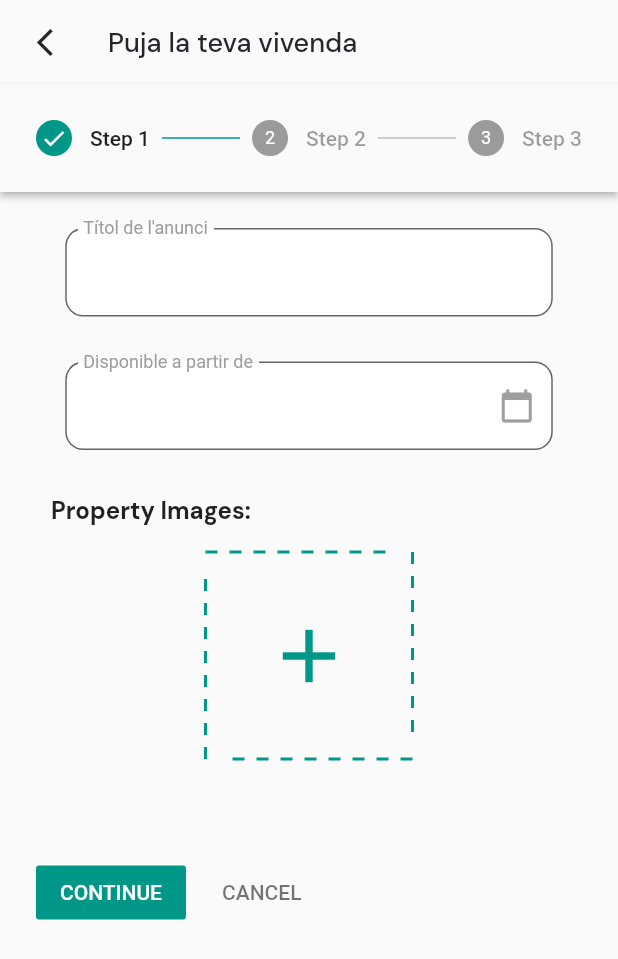
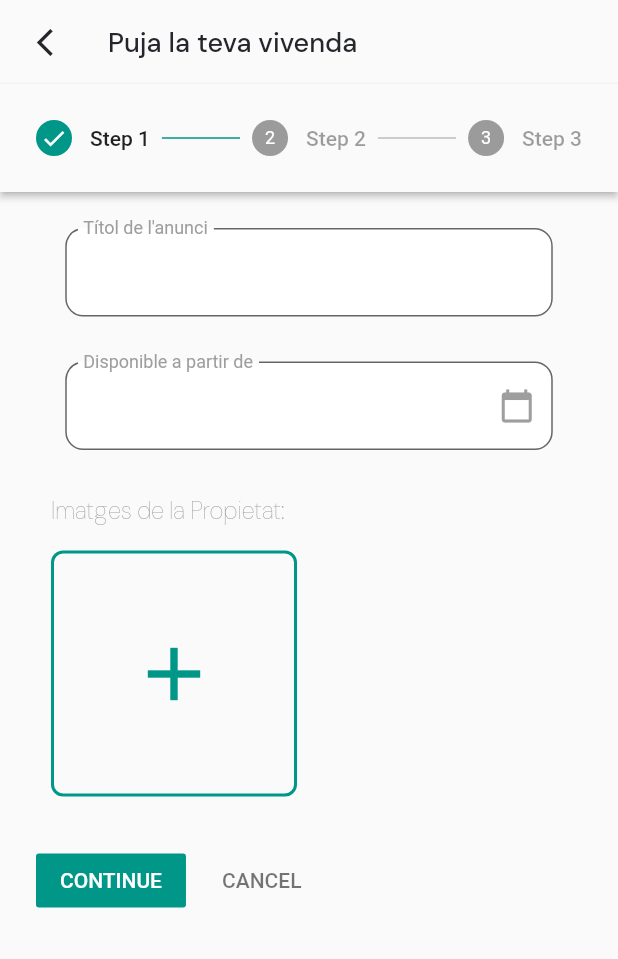
Before and after one commit to Meeeri08/NiuUniversitari, a Flutter app: the AddHousePage screen opened directly, after a tap on the "add" icon, on a phone screen of 412 x 824 dp. Shown: the top 959 px of the screen. Run offline on Flutter 3.47's test engine with Material 2 defaults, Android fonts, the phone set to English and light mode, and no system bars; our stand-ins replace appinio_swiper, cloud_firestore, expandable_text, firebase_auth, firebase_core, firebase_storage and 7 more; missing offline and left inert: flutter_date_pickers; accounts and stored records are empty.

Commit message:
first step completed

```diff
--- a/lib/pages/add_house.dart
+++ b/lib/pages/add_house.dart
@@ -239,24 +239,39 @@ class _AddHousePageState extends State<AddHousePage> {
               child: Padding(
                 padding: const EdgeInsets.only(left: 10),
                 child: Text(
-                  'Property Images:',
+                  'Imatges de la Propietat:',
                   style: GoogleFonts.dmSans(
-                      fontSize: 16, fontWeight: FontWeight.bold),
+                      fontSize: 16,
+                      fontWeight: FontWeight.w200,
+                      color: Colors.grey),
                 ),
               ),
             ),
             SizedBox(height: 16),
+            Row(
+              children: [
+                Expanded(
+                  child: Padding(
+                    padding: const EdgeInsets.only(left: 10, right: 10),
+                    child: GridView.count(
+                      crossAxisCount: 2,
+                      shrinkWrap: true,
+                      physics: NeverScrollableScrollPhysics(),
+                      crossAxisSpacing: 16,
+                      mainAxisSpacing: 16,
+                      children: [
                         GestureDetector(
                           onTap: _selectImages,
                           child: Container(
-                height: 140,
-                width: 140,
-                child: CustomPaint(
-                  painter: DottedBorderPainter(
+                            height: 120,
+                            width: 160,
+                            decoration: BoxDecoration(
+                              borderRadius: BorderRadius.circular(8.0),
+                              border: Border.all(
                                 color: Colors.teal,
-                    strokeWidth: 2.0,
-                    dottedLength: 8.0,
-                    spaceLength: 8.0,
+                                width: 2.0,
+                                style: BorderStyle.solid,
+                              ),
                             ),
                             child: Center(
                               child: Icon(
@@ -267,21 +282,26 @@ class _AddHousePageState extends State<AddHousePage> {
                             ),
                           ),
                         ),
+                        ..._selectedImages.map((image) {
+                          return Container(
+                            height: 120,
+                            width: 160,
+                            decoration: BoxDecoration(
+                              borderRadius: BorderRadius.circular(8.0),
+                              image: DecorationImage(
+                                image: FileImage(image),
+                                fit: BoxFit.cover,
+                              ),
+                            ),
+                          );
+                        }).toList(),
+                      ],
+                    ),
+                  ),
+                ),
+              ],
             ),
             SizedBox(height: 16),
-            SizedBox(height: 16),
-            Wrap(
-              spacing: 8,
-              runSpacing: 8,
-              children: _selectedImages.map((image) {
-                return Container(
-                  height: 80,
-                  width: 80,
-                  child: Image.file(image),
-                );
-              }).toList(),
-            ),
-            const SizedBox(height: 16),
           ],
         ),
         isActive: _currentStep >= 0,
@@ -485,55 +505,28 @@ class DottedBorderPainter extends CustomPainter {
 
     final dashWidth = dottedLength;
     final dashSpace = spaceLength;
-    final dashes = (size.width / (dashWidth + dashSpace)).floor();
+    final dashes =
+        ((size.width - strokeWidth) / (dashWidth + dashSpace)).floor();
     final offset = strokeWidth / 2;
-    final borderRadius = BorderRadius.circular(8.0);
 
-    // Draw the top line with dots
-    for (var i = 0; i < dashes; i++) {
-      final startX = i * (dashWidth + dashSpace) + offset;
-      final endX = startX + dashWidth;
-      final path = Path()
-        ..moveTo(startX, offset)
-        ..lineTo(endX, offset);
-      canvas.drawPath(path, paint);
-    }
+    final borderRadius =
+        BorderRadius.circular(8.0); // Adjust the corner radius as needed
 
-    // Draw the right line with dots
-    for (var i = 0; i < dashes; i++) {
-      final startY = i * (dashWidth + dashSpace) + offset;
-      final endY = startY + dashWidth;
-      final path = Path()
-        ..moveTo(size.width - offset, startY)
-        ..lineTo(size.width - offset, endY);
-      canvas.drawPath(path, paint);
-    }
+    final rect = Rect.fromLTWH(
+        offset, offset, size.width - 2 * offset, size.height - 2 * offset);
+    final roundedRect = RRect.fromRectAndCorners(
+      rect,
+      topLeft: borderRadius.topLeft,
+      topRight: borderRadius.topRight,
+      bottomRight: borderRadius.bottomRight,
+      bottomLeft: borderRadius.bottomLeft,
+    );
 
-    // Draw the bottom line with dots
-    for (var i = 0; i < dashes; i++) {
-      final startX = size.width - (i * (dashWidth + dashSpace) + offset);
-      final endX = startX - dashWidth;
-      final path = Path()
-        ..moveTo(startX, size.height - offset)
-        ..lineTo(endX, size.height - offset);
-      canvas.drawPath(path, paint);
-    }
-
-    // Draw the left line with dots
-    for (var i = 0; i < dashes; i++) {
-      final startY = size.height - (i * (dashWidth + dashSpace) + offset);
-      final endY = startY - dashWidth;
-      final path = Path()
-        ..moveTo(offset, startY)
-        ..lineTo(offset, endY);
-      canvas.drawPath(path, paint);
-    }
+    canvas.drawRRect(roundedRect, paint);
   }
 
   @override
-  bool shouldRepaint(covariant CustomPainter oldDelegate) {
-    return false;
-  }
+  bool shouldRepaint(DottedBorderPainter oldDelegate) => false;
 }
 
 class MapSelectionPage extends StatelessWidget {
```
Lines whose indentation alone changed are shown as unchanged.
